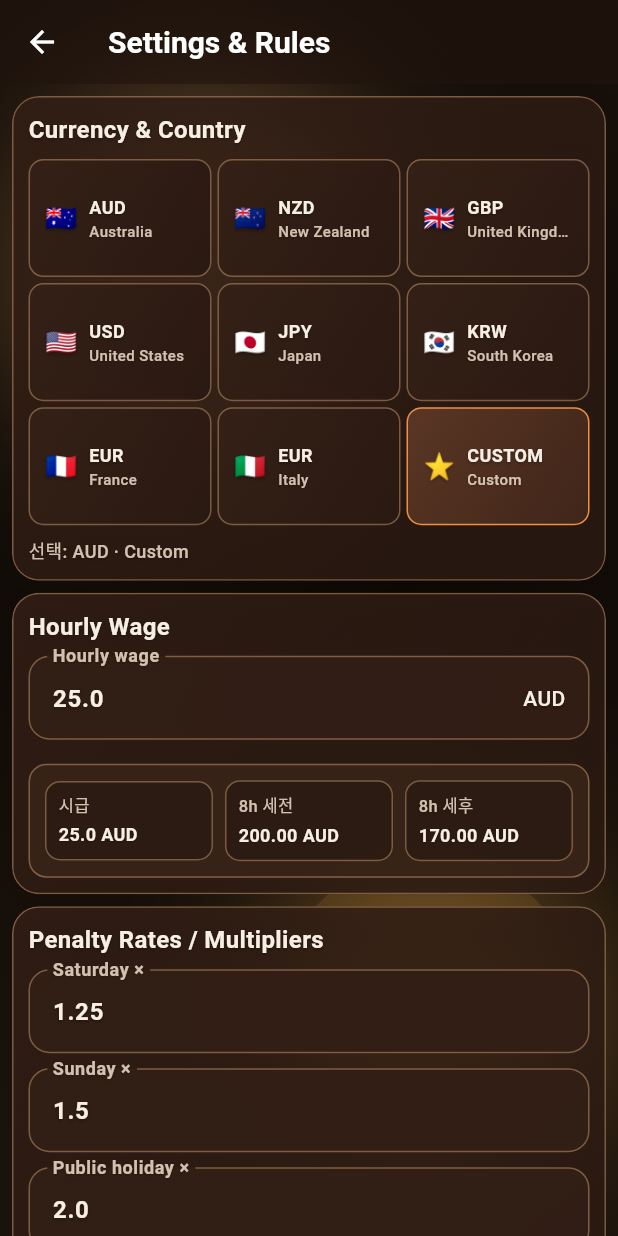
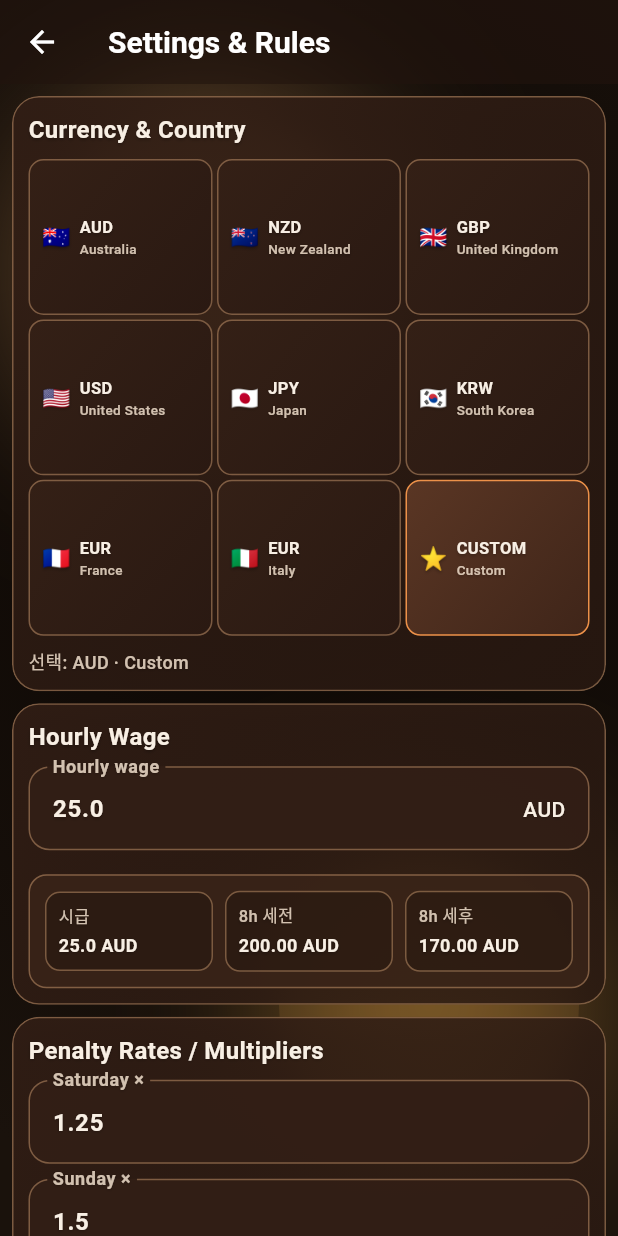
Before and after one commit to Melondressing/employeee, a Flutter app: the RulesScreen screen opened by its route, on a phone screen of 412 x 824 dp. Run offline on Flutter 3.47's test engine with Material 3 defaults, Android fonts, the phone set to English and light mode, and no system bars; our stand-ins replace flutter_riverpod, share_plus, shared_preferences; accounts and stored records are empty; Roboto replaces fonts that are missing (SF Pro).

Commit message:
fix: tighten country card grid on mobile

```diff
--- a/lib/screens/rules_screen.dart
+++ b/lib/screens/rules_screen.dart
@@ -260,15 +260,16 @@ class _RulesScreenState extends ConsumerState<RulesScreen> {
 
     return LayoutBuilder(
       builder: (context, constraints) {
-        final columns = constraints.maxWidth < 360 ? 2 : 3;
+        final isCompact = constraints.maxWidth < 420;
+        final columns = constraints.maxWidth < 520 ? 3 : 4;
         return GridView.builder(
           shrinkWrap: true,
           physics: const NeverScrollableScrollPhysics(),
           gridDelegate: SliverGridDelegateWithFixedCrossAxisCount(
             crossAxisCount: columns,
-            mainAxisSpacing: 4,
-            crossAxisSpacing: 4,
-            childAspectRatio: 1.55,
+            mainAxisSpacing: isCompact ? 3 : 4,
+            crossAxisSpacing: isCompact ? 3 : 4,
+            childAspectRatio: isCompact ? 1.18 : 1.42,
           ),
           itemCount: items.length,
           itemBuilder: (context, index) {
@@ -290,8 +291,10 @@ class _RulesScreenState extends ConsumerState<RulesScreen> {
                 });
               },
               child: Container(
-                padding:
-                    const EdgeInsets.symmetric(horizontal: 10, vertical: 8),
+                padding: EdgeInsets.symmetric(
+                  horizontal: isCompact ? 8 : 10,
+                  vertical: isCompact ? 6 : 8,
+                ),
                 decoration: BoxDecoration(
                   gradient: selected
                       ? const LinearGradient(
@@ -313,8 +316,11 @@ class _RulesScreenState extends ConsumerState<RulesScreen> {
                 ),
                 child: Row(
                   children: [
-                    Text(item.flag, style: const TextStyle(fontSize: 17)),
-                    const SizedBox(width: 8),
+                    Text(
+                      item.flag,
+                      style: TextStyle(fontSize: isCompact ? 15 : 17),
+                    ),
+                    SizedBox(width: isCompact ? 6 : 8),
                     Expanded(
                       child: Column(
                         crossAxisAlignment: CrossAxisAlignment.start,
@@ -324,18 +330,18 @@ class _RulesScreenState extends ConsumerState<RulesScreen> {
                             item.currency,
                             maxLines: 1,
                             overflow: TextOverflow.ellipsis,
-                            style: const TextStyle(
+                            style: TextStyle(
                               fontWeight: FontWeight.w700,
                               color: AppColors.deepInk,
-                              fontSize: 12,
+                              fontSize: isCompact ? 11 : 12,
                             ),
                           ),
                           Text(
                             item.country,
                             maxLines: 1,
                             overflow: TextOverflow.ellipsis,
-                            style: const TextStyle(
-                              fontSize: 10,
+                            style: TextStyle(
+                              fontSize: isCompact ? 9 : 10,
                               color: AppColors.softBlack,
                             ),
                           ),
```
